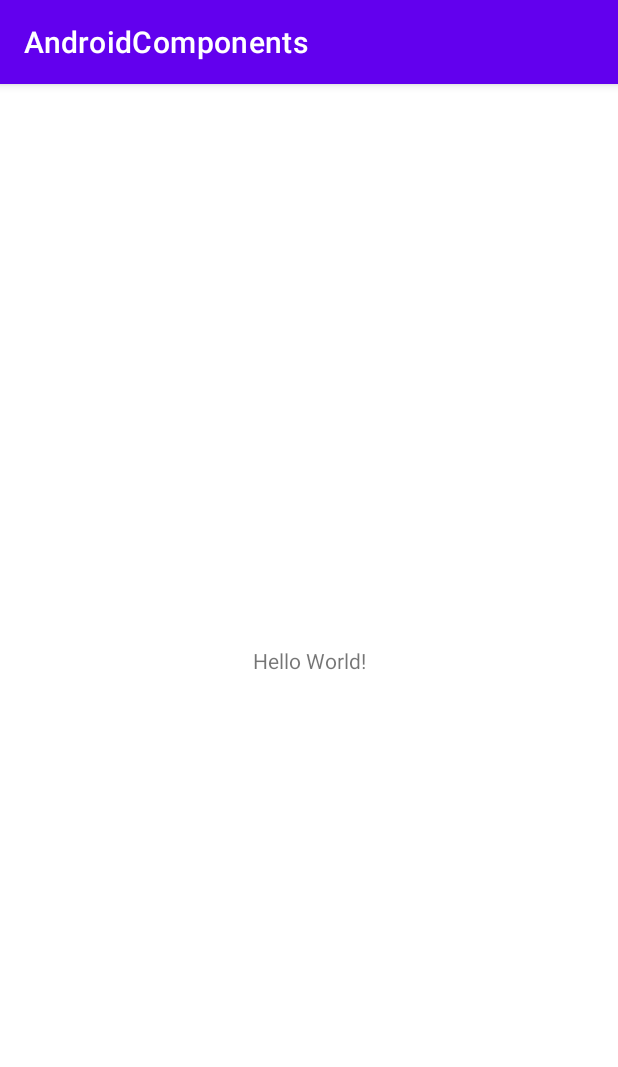
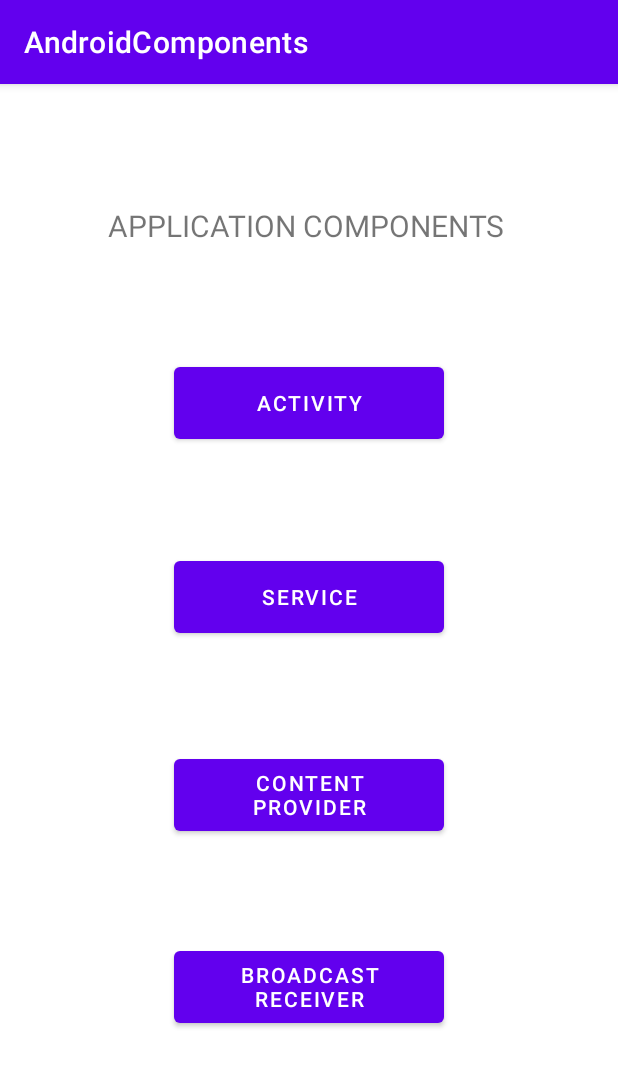
Before and after one commit to selcannarin/AndroidComponents, an Android app: the screen it shows after launch (MainActivity), on a phone screen of 412 x 824 dp. Shown: the top 1067 px of the screen. Run offline under Robolectric (Android 15) with nearby library versions, the phone set to English and light mode, and no system bars.

Commit message:
Adding activities

```diff
--- a/app/build.gradle
+++ b/app/build.gradle
@@ -29,6 +29,9 @@ android {
     kotlinOptions {
         jvmTarget = '1.8'
     }
+    buildFeatures {
+        viewBinding true
+    }
 }
 
 dependencies {
@@ -37,6 +40,8 @@ dependencies {
     implementation 'androidx.appcompat:appcompat:1.5.1'
     implementation 'com.google.android.material:material:1.7.0'
     implementation 'androidx.constraintlayout:constraintlayout:2.1.4'
+    implementation 'androidx.navigation:navigation-fragment-ktx:2.5.3'
+    implementation 'androidx.navigation:navigation-ui-ktx:2.5.3'
     testImplementation 'junit:junit:4.13.2'
     androidTestImplementation 'androidx.test.ext:junit:1.1.4'
     androidTestImplementation 'androidx.test.espresso:espresso-core:3.5.0'
--- a/app/src/main/java/com/selcannarin/androidcomponents/MainActivity.kt
+++ b/app/src/main/java/com/selcannarin/androidcomponents/MainActivity.kt
@@ -1,11 +1,43 @@
 package com.selcannarin.androidcomponents
 
+import android.content.Intent
 import androidx.appcompat.app.AppCompatActivity
 import android.os.Bundle
+import android.view.View
+import android.widget.Button
 
 class MainActivity : AppCompatActivity() {
     override fun onCreate(savedInstanceState: Bundle?) {
         super.onCreate(savedInstanceState)
         setContentView(R.layout.activity_main)
+        val b1 = findViewById<View>(R.id.button_activity) as Button
+        // setting on click event listener
+        b1.setOnClickListener {
+            val intent = Intent(this@MainActivity, Activity_activity::class.java)
+            startActivity(intent)
+        }
+
+        val b2 = findViewById<View>(R.id.button_service) as Button
+        // setting on click event listener
+        b2.setOnClickListener {
+            val intent = Intent(this@MainActivity, Activity_service::class.java)
+            startActivity(intent)
+        }
+
+        val b3 = findViewById<View>(R.id.button_contentP) as Button
+        // setting on click event listener
+        b3.setOnClickListener {
+            val intent = Intent(this@MainActivity, Activity_contentProvider::class.java)
+            startActivity(intent)
+        }
+
+        val b4 = findViewById<View>(R.id.button_broadcastR) as Button
+        // setting on click event listener
+        b4.setOnClickListener {
+            val intent = Intent(this@MainActivity, Activity_broadcastReceiver::class.java)
+            startActivity(intent)
+        }
     }
+
+
 }
--- a/app/src/main/res/layout/activity_main.xml
+++ b/app/src/main/res/layout/activity_main.xml
@@ -7,12 +7,62 @@
     tools:context=".MainActivity">
 
     <TextView
-        android:layout_width="wrap_content"
-        android:layout_height="wrap_content"
-        android:text="Hello World!"
+        android:id="@+id/textView"
+        android:layout_width="267dp"
+        android:layout_height="32dp"
+        android:layout_marginTop="111dp"
+        android:layout_marginBottom="70dp"
+        android:text="APPLICATION COMPONENTS"
+        android:textSize="20sp"
+        app:layout_constraintBottom_toTopOf="@+id/button_activity"
+        app:layout_constraintEnd_toEndOf="parent"
+        app:layout_constraintHorizontal_bias="0.497"
+        app:layout_constraintStart_toStartOf="parent"
+        app:layout_constraintTop_toTopOf="parent"
+        app:layout_constraintVertical_bias="0.071" />
+
+    <Button
+        android:id="@+id/button_activity"
+        android:layout_width="180dp"
+        android:layout_height="60dp"
+        android:layout_marginBottom="69dp"
+        android:text="Activity"
+        app:layout_constraintBottom_toTopOf="@+id/button_service"
+        app:layout_constraintEnd_toEndOf="parent"
+        app:layout_constraintStart_toStartOf="parent"
+        app:layout_constraintTop_toBottomOf="@+id/textView" />
+
+    <Button
+        android:id="@+id/button_service"
+        android:layout_width="180dp"
+        android:layout_height="60dp"
+        android:layout_marginBottom="72dp"
+        android:text="Service"
+        app:layout_constraintBottom_toTopOf="@+id/button_contentP"
+        app:layout_constraintEnd_toEndOf="parent"
+        app:layout_constraintStart_toStartOf="parent"
+        app:layout_constraintTop_toBottomOf="@+id/button_activity" />
+
+    <Button
+        android:id="@+id/button_contentP"
+        android:layout_width="180dp"
+        android:layout_height="60dp"
+        android:layout_marginBottom="68dp"
+        android:text="Content Provider"
+        app:layout_constraintBottom_toTopOf="@+id/button_broadcastR"
+        app:layout_constraintEnd_toEndOf="parent"
+        app:layout_constraintStart_toStartOf="parent"
+        app:layout_constraintTop_toBottomOf="@+id/button_service" />
+
+    <Button
+        android:id="@+id/button_broadcastR"
+        android:layout_width="180dp"
+        android:layout_height="60dp"
+        android:layout_marginBottom="167dp"
+        android:text="Broadcast Receiver"
         app:layout_constraintBottom_toBottomOf="parent"
         app:layout_constraintEnd_toEndOf="parent"
         app:layout_constraintStart_toStartOf="parent"
-        app:layout_constraintTop_toTopOf="parent" />
+        app:layout_constraintTop_toBottomOf="@+id/button_contentP" />
 
 </androidx.constraintlayout.widget.ConstraintLayout>
--- /dev/null
+++ b/app/src/main/res/values-land/dimens.xml
@@ -0,0 +1,3 @@
+<resources>
+      <dimen name="fab_margin">48dp</dimen>
+   </resources>
--- /dev/null
+++ b/app/src/main/res/values-w1240dp/dimens.xml
@@ -0,0 +1,3 @@
+<resources>
+      <dimen name="fab_margin">200dp</dimen>
+   </resources>
--- /dev/null
+++ b/app/src/main/res/values-w600dp/dimens.xml
@@ -0,0 +1,3 @@
+<resources>
+      <dimen name="fab_margin">48dp</dimen>
+   </resources>
--- /dev/null
+++ b/app/src/main/res/values/dimens.xml
@@ -0,0 +1,3 @@
+<resources>
+      <dimen name="fab_margin">16dp</dimen>
+   </resources>
```
Also changed, not shown: app/src/main/AndroidManifest.xml (+12 -0 lines), app/src/main/java/com/selcannarin/androidcomponents/Activity_activity.kt (added, +11 -0 lines), app/src/main/java/com/selcannarin/androidcomponents/Activity_broadcastReceiver.kt (added, +11 -0 lines), app/src/main/java/com/selcannarin/androidcomponents/Activity_contentProvider.kt (added, +11 -0 lines), app/src/main/java/com/selcannarin/androidcomponents/Activity_service.kt (added, +11 -0 lines), app/src/main/res/layout/activity_activity.xml (added, +9 -0 lines), app/src/main/res/layout/activity_broadcast_receiver.xml (added, +9 -0 lines), app/src/main/res/layout/activity_content_provider.xml (added, +9 -0 lines), app/src/main/res/layout/activity_service.xml (added, +9 -0 lines), app/src/main/res/values/strings.xml (+9 -0 lines), app/src/main/res/values/themes.xml (+7 -0 lines).
